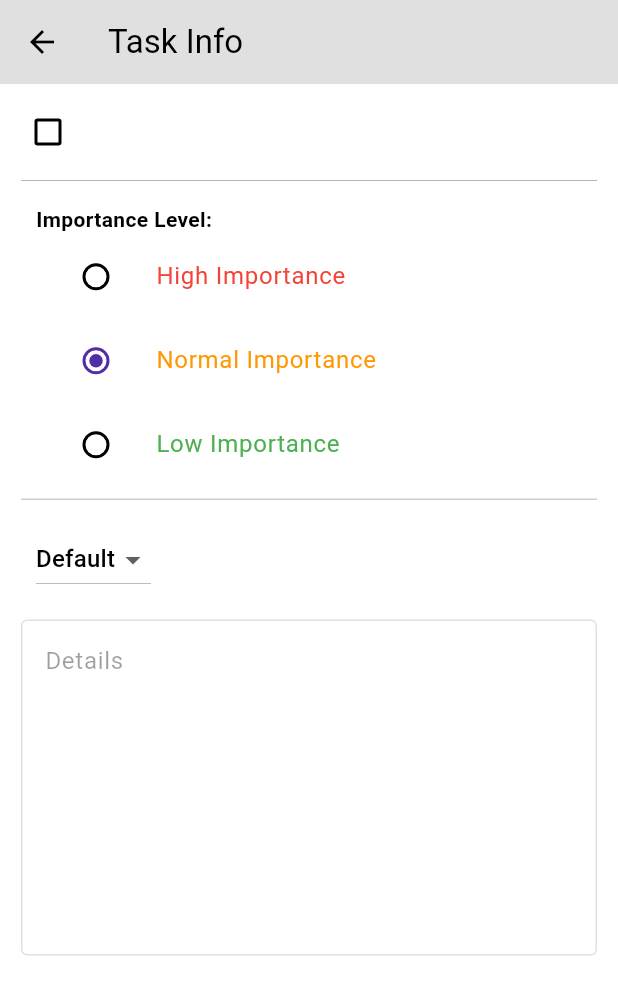
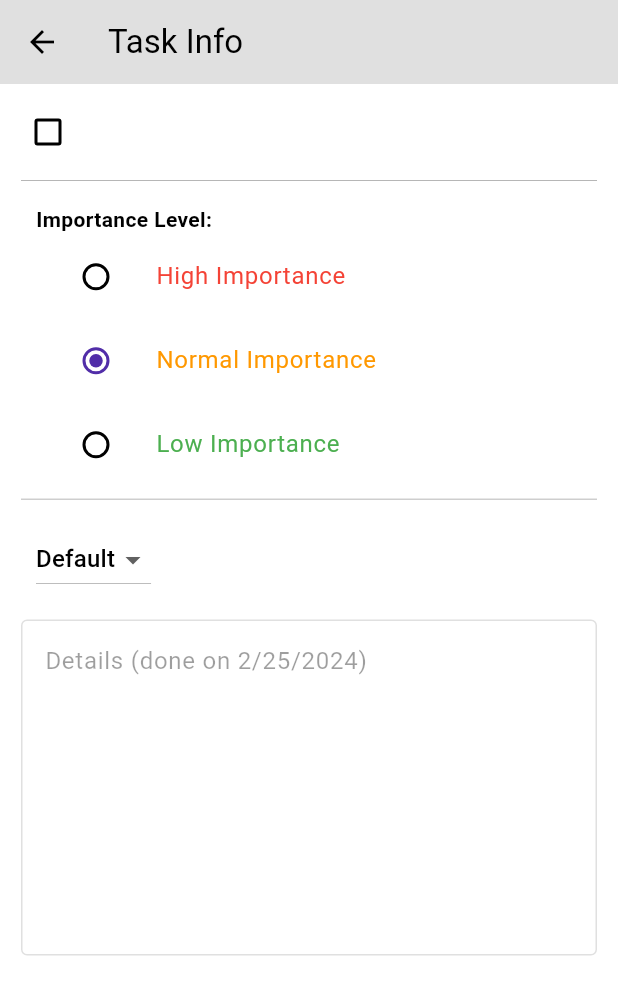
Before and after one commit to ParsaNasekhi/Task-Manager, a Flutter app: the DoneTaskInfoPage screen opened directly with empty values, on a phone screen of 412 x 824 dp. Shown: the top 995 px of the screen. Run offline on Flutter 3.47's test engine with Material 3 defaults, Android fonts, the phone set to English and light mode, and no system bars; our stand-ins replace flutter_datetime_picker_bdaya, hive_flutter, shimmer; accounts and stored records are empty.

Commit message:
add date to done task info page

```diff
--- a/lib/screens/done/done_task_info_page.dart
+++ b/lib/screens/done/done_task_info_page.dart
@@ -27,7 +27,8 @@ class DoneTaskInfoPage extends StatelessWidget {
       ..isDone = _task.isDone
       ..importanceLevel = _task.importanceLevel
       ..details = _task.details
-      ..listName = _task.listName;
+      ..listName = _task.listName
+      ..dateTime = _task.dateTime;
     _taskDetailsController.text = _helperTask.details;
     listBox.values.toList().forEach((element) {
       listNameList.add(element.listName);
@@ -160,11 +161,11 @@ class DoneTaskInfoPage extends StatelessWidget {
                   enabled: false,
                   controller: _taskDetailsController,
                   maxLines: 8,
-                  decoration: const InputDecoration(
+                  decoration: InputDecoration(
                     alignLabelWithHint: true,
-                    labelText: "Details",
-                    labelStyle: TextStyle(),
-                    border: OutlineInputBorder(),
+                    labelText: "Details (done on ${_helperTask.dateTime.month}/${_helperTask.dateTime.day}/${_helperTask.dateTime.year})",
+                    labelStyle: const TextStyle(),
+                    border: const OutlineInputBorder(),
                   ),
                 ),
               ),
--- a/lib/screens/home/edit_page.dart
+++ b/lib/screens/home/edit_page.dart
@@ -312,8 +312,8 @@ class _EditPageState extends State<EditPage> {
                     alignLabelWithHint: true,
                     labelText:
                         "Details (for ${_helperTask.dateTime.month}/${_helperTask.dateTime.day}/${_helperTask.dateTime.year})",
-                    labelStyle: TextStyle(),
-                    border: OutlineInputBorder(),
+                    labelStyle: const TextStyle(),
+                    border: const OutlineInputBorder(),
                   ),
                 ),
               ),
```
